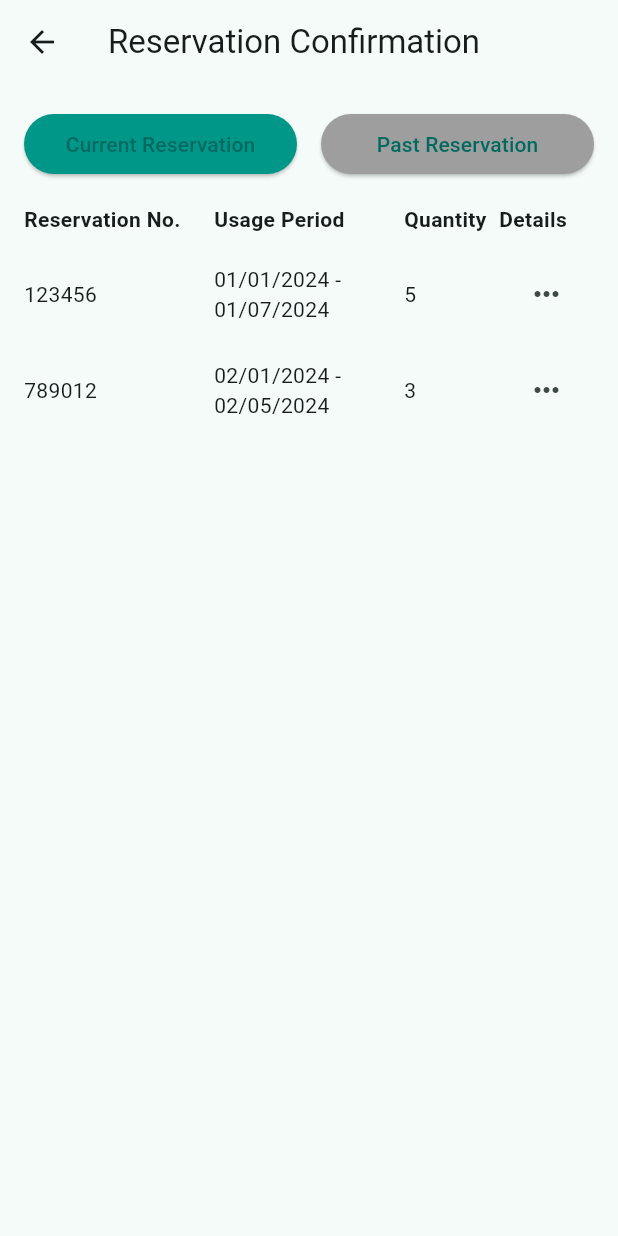
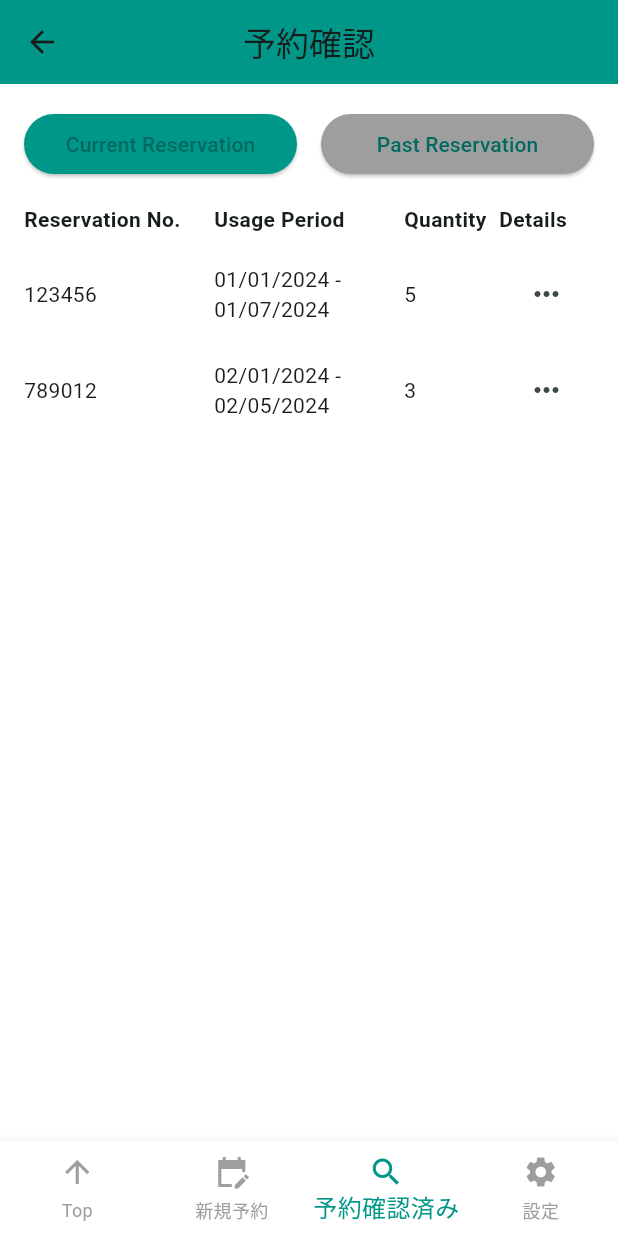
Before and after one commit to Paduvana/yotsuba_mobile, a Flutter app: the Dashboard screen opened by its route, item 3 of the bottom bar chosen, after a tap on "Current Reservation", on a phone screen of 412 x 824 dp. Run offline on Flutter 3.47's test engine with Material 3 defaults, Android fonts, the phone set to English and light mode, and no system bars; our stand-ins replace flutter_secure_storage, image_picker; accounts and stored records are empty; network calls fail.

Commit message:
Move ontap logic to bottom nav bar

```diff
--- a/lib/BottomNavBar.dart
+++ /dev/null
@@ -1,56 +0,0 @@
-import 'package:flutter/material.dart';
-
-import 'ReservationConfirmation.dart';
-
-class BottomNavBar extends StatelessWidget {
-  final int selectedIndex;
-  final Function(int) onItemTapped;
-
-  BottomNavBar({
-    required this.selectedIndex,
-    required this.onItemTapped,
-  });
-
-  @override
-  Widget build(BuildContext context) {
-    return BottomNavigationBar(
-      items: const <BottomNavigationBarItem>[
-        BottomNavigationBarItem(
-          icon: Icon(Icons.arrow_upward),
-          label: 'Top',
-        ),
-        BottomNavigationBarItem(
-          icon: Icon(Icons.edit_calendar_sharp),
-          label: '新規予約',
-        ),
-        BottomNavigationBarItem(
-          icon: Icon(Icons.search),
-          label: '予約確認済み',
-        ),
-        BottomNavigationBarItem(
-          icon: Icon(Icons.settings),
-          label: '設定',
-        ),
-      ],
-      currentIndex: selectedIndex,
-      selectedItemColor: Colors.teal,
-      unselectedItemColor: Colors.grey,
-      type: BottomNavigationBarType.fixed,
-      backgroundColor: Colors.white,
-      selectedLabelStyle: TextStyle(fontSize: 16),
-      unselectedLabelStyle: TextStyle(fontSize: 12),
-       onTap: (index) {
-          if (index == 2) { // When "予約確認済み" is tapped
-            Navigator.push(
-              context,
-              MaterialPageRoute(
-                  builder: (context) =>  ReservationConfirmation(),
-              ),
-            );
-    } else {
-    onItemTapped(index); // Handle other taps
-    }
-  }
-  );
-}
-}
--- a/lib/main.dart
+++ b/lib/main.dart
@@ -1,7 +1,6 @@
 import 'package:flutter/material.dart';
-import 'package:yotsuba_mobile/widgets/Dashboard.dart';
-import 'package:yotsuba_mobile/widgets/Dashboard.dart';
-import 'package:yotsuba_mobile/widgets/LoginWidget.dart';
+import 'package:yotsuba_mobile/screens/Dashboard.dart';
+import 'package:yotsuba_mobile/screens/LoginWidget.dart';
 
 void main() {
   runApp(const MyApp());
--- /dev/null
+++ b/lib/screens/Dashboard.dart
@@ -0,0 +1,158 @@
+import 'package:flutter/material.dart';
+import 'package:yotsuba_mobile/widgets/BottomNavBar.dart';
+import 'package:yotsuba_mobile/widgets/ReservationItemWidget.dart';
+import 'package:yotsuba_mobile/services/AuthService.dart';
+import 'package:yotsuba_mobile/services/DashboardService.dart';
+
+class Dashboard extends StatefulWidget {
+  const Dashboard({Key? key}) : super(key: key);
+
+  @override
+  _DashboardState createState() => _DashboardState();
+}
+
+class _DashboardState extends State<Dashboard> {
+  int _selectedIndex = 0;
+  Map<String, dynamic> _dashboardData = {};
+  bool _isDashboardLoading = true;
+  String? _errorMessage;
+  final DashboardService _dashboardService = DashboardService();
+
+  @override
+  void initState() {
+    super.initState();
+    _loadTokenAndFetchData(); // Fetch token and then data
+  }
+
+  Future<void> _loadTokenAndFetchData() async {
+    try {
+      final token = await AuthService().getToken();
+      if (token != null) {
+        await _fetchDashboardData(token);
+      } else {
+        _setError('No access token found');
+      }
+    } catch (e) {
+      _setError('Error retrieving token: $e');
+    }
+  }
+
+  Future<void> _fetchDashboardData(String token) async {
+    setState(() {
+      _isDashboardLoading = true;
+    });
+
+    try {
+      final data = await _dashboardService.fetchDashboardData(token);
+      setState(() {
+        _dashboardData = data;
+        _isDashboardLoading = false;
+        _errorMessage = null;
+      });
+    } catch (e) {
+      _setError(e.toString());
+    }
+  }
+
+  void _setError(String message) {
+    setState(() {
+      _isDashboardLoading = false;
+      _errorMessage = message;
+    });
+  }
+
+  @override
+  Widget build(BuildContext context) {
+    return Scaffold(
+      appBar: AppBar(
+        centerTitle: true,
+        backgroundColor: Colors.teal,
+        title: const Text('ダッシュボード'),
+      ),
+      body: _isDashboardLoading
+          ? _buildLoadingIndicator()
+          : _errorMessage != null
+              ? _buildErrorIndicator(_errorMessage!)
+              : _getBodyContent(),
+      bottomNavigationBar: BottomNavBar(
+        selectedIndex: _selectedIndex,
+      ),
+    );
+  }
+
+  Widget _buildLoadingIndicator() {
+    return const Center(child: CircularProgressIndicator());
+  }
+
+  Widget _buildErrorIndicator(String message) {
+    return Center(
+      child: Padding(
+        padding: const EdgeInsets.all(16.0),
+        child: Text(
+          message,
+          style: const TextStyle(fontSize: 18, color: Colors.red),
+          textAlign: TextAlign.center,
+        ),
+      ),
+    );
+  }
+
+  Widget _getBodyContent() {
+        return ListView(
+          children: [
+            if (_dashboardData['overdue_reservation'] != null)
+              ..._buildReservationWidgets(
+                _dashboardData['overdue_reservation'],
+                title: '返却期限が過ぎてしまいました。',
+                titleColor: Colors.red,
+                backgroundColor: Colors.red[100]!,
+              ),
+            if (_dashboardData['due_today_reservation'] != null)
+              ..._buildReservationWidgets(
+                _dashboardData['due_today_reservation'],
+                title: '本日返却予定があります。',
+                titleColor: Colors.orange,
+                backgroundColor: Colors.white,
+              ),
+            if (_dashboardData['due_soon_reservation'] != null)
+              ..._buildReservationWidgets(
+                _dashboardData['due_soon_reservation'],
+                title: '近日返却予定があります。',
+                titleColor: Colors.blue,
+                backgroundColor: Colors.white,
+              ),
+            if (_dashboardData['in_use_reservation'] != null)
+              ..._buildReservationWidgets(
+                _dashboardData['in_use_reservation'],
+                title: 'ご利用中',
+                titleColor: Colors.green,
+                backgroundColor: Colors.white,
+              ),
+          ],
+        );
+  }
+
+  List<Widget> _buildReservationWidgets(List<dynamic> reservations,
+      {required String title,
+      required Color titleColor,
+      required Color backgroundColor}) {
+    return reservations.map((reservation) {
+      return ReservationItemWidget(
+        title: title,
+        reservationNumber: reservation['bill_number'],
+        usagePeriod: '${reservation['start_date']} ~ \n${reservation['end_date']}',
+        quantity: reservation['quantity'].toString(),
+        amount: '¥${reservation['price']}',
+        consumptionTax: '¥${reservation['tax']}',
+        total: '¥${reservation['sub_total']}',
+        machineName: reservation['device_name'],
+        period: 'Daily',
+        unitPrice: '¥${reservation['unit_price']}',
+        numberOfDays: reservation['duration'],
+        reservationDate: DateTime.parse(reservation['reserve_date']),
+        titleColor: titleColor,
+        backgroundColor: backgroundColor,
+      );
+    }).toList();
+  }
+}
--- a/lib/ReservationConfirmation.dart
+++ b/lib/screens/ReservationConfirmation.dart
@@ -1,4 +1,5 @@
 import 'package:flutter/material.dart';
+import 'package:yotsuba_mobile/widgets/BottomNavBar.dart';
 
 class Reservation {
   final String reservationNo;
@@ -21,6 +22,7 @@ class ReservationConfirmation extends StatefulWidget {
 
 class _ReservationConfirmationState extends State<ReservationConfirmation> {
   bool showCurrent = true; // Toggle between Current and Past reservations
+  int _selectedIndex = 2; // Start with "予約確認済み" tab selected
 
   final List<Reservation> currentReservations = [
     Reservation(reservationNo: '123456', usagePeriod: '01/01/2024 - 01/07/2024', quantity: 5),
@@ -37,8 +39,11 @@ class _ReservationConfirmationState extends State<ReservationConfirmation> {
     List<Reservation> reservationsToShow = showCurrent ? currentReservations : pastReservations;
 
     return Scaffold(
+      backgroundColor: Colors.white,
       appBar: AppBar(
-        title: const Text('Reservation Confirmation'),
+        title: const Text('予約確認'),
+        centerTitle: true,
+        backgroundColor: Colors.teal,
       ),
       body: Padding(
         padding: const EdgeInsets.all(16.0),
@@ -53,10 +58,10 @@ class _ReservationConfirmationState extends State<ReservationConfirmation> {
                         showCurrent = true;
                       });
                     },
-                    child: const Text('Current Reservation'),
                     style: ElevatedButton.styleFrom(
                       backgroundColor: showCurrent ? Colors.teal : Colors.grey,
                     ),
+                    child: const Text('Current Reservation'),
                   ),
                 ),
                 const SizedBox(width: 16),
@@ -67,10 +72,10 @@ class _ReservationConfirmationState extends State<ReservationConfirmation> {
                         showCurrent = false;
                       });
                     },
-                    child: const Text('Past Reservation'),
                     style: ElevatedButton.styleFrom(
                       backgroundColor: !showCurrent ? Colors.teal : Colors.grey,
                     ),
+                    child: const Text('Past Reservation'),
                   ),
                 ),
               ],
@@ -78,8 +83,8 @@ class _ReservationConfirmationState extends State<ReservationConfirmation> {
             const SizedBox(height: 16),
 
             // Header Row
-            Row(
-              children: const [
+            const Row(
+              children: [
                 Expanded(
                   flex: 2,
                   child: Text(
@@ -143,6 +148,9 @@ class _ReservationConfirmationState extends State<ReservationConfirmation> {
           ],
         ),
       ),
+      bottomNavigationBar: BottomNavBar(
+        selectedIndex: _selectedIndex,
+      ),
     );
   }
 }
--- /dev/null
+++ b/lib/widgets/BottomNavBar.dart
@@ -0,0 +1,68 @@
+import 'package:flutter/material.dart';
+import 'package:yotsuba_mobile/screens/Dashboard.dart';
+import 'package:yotsuba_mobile/screens/UserProfile.dart';
+import '../screens/ReservationConfirmation.dart';
+
+class BottomNavBar extends StatelessWidget {
+  final int selectedIndex;
+
+  BottomNavBar({required this.selectedIndex});
+
+  void _onItemTapped(BuildContext context, int index) {
+    switch (index) {
+      case 0:
+        Navigator.pushReplacement(
+          context,
+          MaterialPageRoute(builder: (context) => const Dashboard()),
+        );
+        break;
+      case 1:
+        // Implement navigation for "新規予約" tab if applicable
+        break;
+      case 2:
+        Navigator.push(
+          context,
+          MaterialPageRoute(builder: (context) => const ReservationConfirmation()),
+        );
+        break;
+      case 3:
+        Navigator.push(
+          context,
+          MaterialPageRoute(builder: (context) => const UserProfile()),
+        );
+        break;
+    }
+  }
+
+  @override
+  Widget build(BuildContext context) {
+    return BottomNavigationBar(
+      items: const <BottomNavigationBarItem>[
+        BottomNavigationBarItem(
+          icon: Icon(Icons.arrow_upward),
+          label: 'Top',
+        ),
+        BottomNavigationBarItem(
+          icon: Icon(Icons.edit_calendar_sharp),
+          label: '新規予約',
+        ),
+        BottomNavigationBarItem(
+          icon: Icon(Icons.search),
+          label: '予約確認済み',
+        ),
+        BottomNavigationBarItem(
+          icon: Icon(Icons.settings),
+          label: '設定',
+        ),
+      ],
+      currentIndex: selectedIndex,
+      selectedItemColor: Colors.teal,
+      unselectedItemColor: Colors.grey,
+      type: BottomNavigationBarType.fixed,
+      backgroundColor: Colors.white,
+      selectedLabelStyle: const TextStyle(fontSize: 16),
+      unselectedLabelStyle: const TextStyle(fontSize: 12),
+      onTap: (index) => _onItemTapped(context, index),
+    );
+  }
+}
--- a/lib/widgets/Dashboard.dart
+++ /dev/null
@@ -1,188 +0,0 @@
-import 'package:flutter/material.dart';
-import 'package:yotsuba_mobile/BottomNavBar.dart';
-import 'package:yotsuba_mobile/LogoutPage.dart';
-import 'package:yotsuba_mobile/ReservationItemWidget.dart';
-import 'package:yotsuba_mobile/services/AuthService.dart';
-import 'package:yotsuba_mobile/services/DashboardService.dart';
-
-class Dashboard extends StatefulWidget {
-  const Dashboard({Key? key}) : super(key: key);
-
-  @override
-  _DashboardState createState() => _DashboardState();
-}
-
-class _DashboardState extends State<Dashboard> {
-  int _selectedIndex = 0;
-  Map<String, dynamic> _dashboardData = {};
-  bool _isDashboardLoading = true;
-  String? _errorMessage;
-  final DashboardService _dashboardService = DashboardService();
-
-  @override
-  void initState() {
-    super.initState();
-    _loadTokenAndFetchData(); // Fetch token and then data
-  }
-
-  Future<void> _loadTokenAndFetchData() async {
-    try {
-      final token = await AuthService().getToken();
-      if (token != null) {
-        await _fetchDashboardData(token);
-      } else {
-        _setError('No access token found');
-      }
-    } catch (e) {
-      _setError('Error retrieving token: $e');
-    }
-  }
-
-  Future<void> _fetchDashboardData(String token) async {
-    setState(() {
-      _isDashboardLoading = true;
-    });
-
-    try {
-      final data = await _dashboardService.fetchDashboardData(token);
-      setState(() {
-        _dashboardData = data;
-        _isDashboardLoading = false;
-        _errorMessage = null;
-      });
-    } catch (e) {
-      _setError(e.toString());
-    }
-  }
-
-  void _setError(String message) {
-    setState(() {
-      _isDashboardLoading = false;
-      _errorMessage = message;
-    });
-  }
-
-  void _onItemTapped(int index) {
-    if (index == 3) {
-      Navigator.push(
-        context,
-        MaterialPageRoute(builder: (context) => const LogoutPage()),
-      );
-    } else {
-      setState(() {
-        _selectedIndex = index;
-      });
-    }
-  }
-
-  @override
-  Widget build(BuildContext context) {
-    return Scaffold(
-      appBar: AppBar(
-        centerTitle: true,
-        backgroundColor: Colors.teal,
-        title: const Text('ダッシュボード'),
-      ),
-      body: _isDashboardLoading
-          ? _buildLoadingIndicator()
-          : _errorMessage != null
-              ? _buildErrorIndicator(_errorMessage!)
-              : _getBodyContent(),
-      bottomNavigationBar: BottomNavBar(
-        selectedIndex: _selectedIndex,
-        onItemTapped: _onItemTapped,
-      ),
-    );
-  }
-
-  Widget _buildLoadingIndicator() {
-    return const Center(child: CircularProgressIndicator());
-  }
-
-  Widget _buildErrorIndicator(String message) {
-    return Center(
-      child: Padding(
-        padding: const EdgeInsets.all(16.0),
-        child: Text(
-          message,
-          style: const TextStyle(fontSize: 18, color: Colors.red),
-          textAlign: TextAlign.center,
-        ),
-      ),
-    );
-  }
-
-  Widget _getBodyContent() {
-  switch (_selectedIndex) {
-    case 0:
-      return ListView(
-        children: [
-          if (_dashboardData['overdue_reservation'] != null)
-            ..._buildReservationWidgets(
-              _dashboardData['overdue_reservation'],
-              title: '返却期限が過ぎてしまいました。',
-              titleColor: Colors.red,
-              backgroundColor: Colors.red[100]!,
-            ),
-          if (_dashboardData['due_today_reservation'] != null)
-            ..._buildReservationWidgets(
-              _dashboardData['due_today_reservation'],
-              title: '本日返却予定があります。',
-              titleColor: Colors.orange,
-              backgroundColor: Colors.white,
-            ),
-          if (_dashboardData['due_soon_reservation'] != null)
-            ..._buildReservationWidgets(
-              _dashboardData['due_soon_reservation'],
-              title: '近日返却予定があります。',
-              titleColor: Colors.blue,
-              backgroundColor: Colors.white,
-            ),
-          if (_dashboardData['in_use_reservation'] != null)
-            ..._buildReservationWidgets(
-              _dashboardData['in_use_reservation'],
-              title: 'ご利用中',
-              titleColor: Colors.green,
-              backgroundColor: Colors.white,
-            ),
-        ],
-      );
-    case 1:
-      return const Center(
-          child: Text('New Reservation Screen', style: TextStyle(fontSize: 24)));
-    case 2:
-      return const Center(
-          child: Text('Reservation Confirmed Screen', style: TextStyle(fontSize: 24)));
-    case 3:
-      return const Center(
-          child: Text('Settings Screen', style: TextStyle(fontSize: 24)));
-    default:
-      return Container();
-  }
-}
-
-List<Widget> _buildReservationWidgets(List<dynamic> reservations,
-    {required String title,
-    required Color titleColor,
-    required Color backgroundColor}) {
-  return reservations.map((reservation) {
-    return ReservationItemWidget(
-      title: title,
-      reservationNumber: reservation['bill_number'],
-      usagePeriod: '${reservation['start_date']} ~ \n ${reservation['end_date']}',
-      quantity: reservation['quantity'].toString(),
-      amount: '¥${reservation['price']}',
-      consumptionTax: '¥${reservation['tax']}',
-      total: '¥${reservation['sub_total']}',
-      machineName: reservation['device_name'],
-      period: 'Daily',
-      unitPrice: '¥${reservation['unit_price']}',
-      numberOfDays: reservation['duration'],
-      reservationDate: DateTime.parse(reservation['reserve_date']),
-      titleColor: titleColor,
-      backgroundColor: backgroundColor,
-    );
-  }).toList();
-}
-
-}
```
Also changed, not shown: lib/models/reservation_model.dart (added, +73 -0 lines), lib/screens/UserProfile.dart (renamed from lib/LogoutPage.dart, +8 -34 lines), lib/screens/LoginWidget.dart (renamed from lib/widgets/LoginWidget.dart), lib/widgets/ReservationDialogBox.dart (renamed from lib/ReservationDialogBox.dart), lib/widgets/ReservationItemWidget.dart (renamed from lib/ReservationItemWidget.dart).
